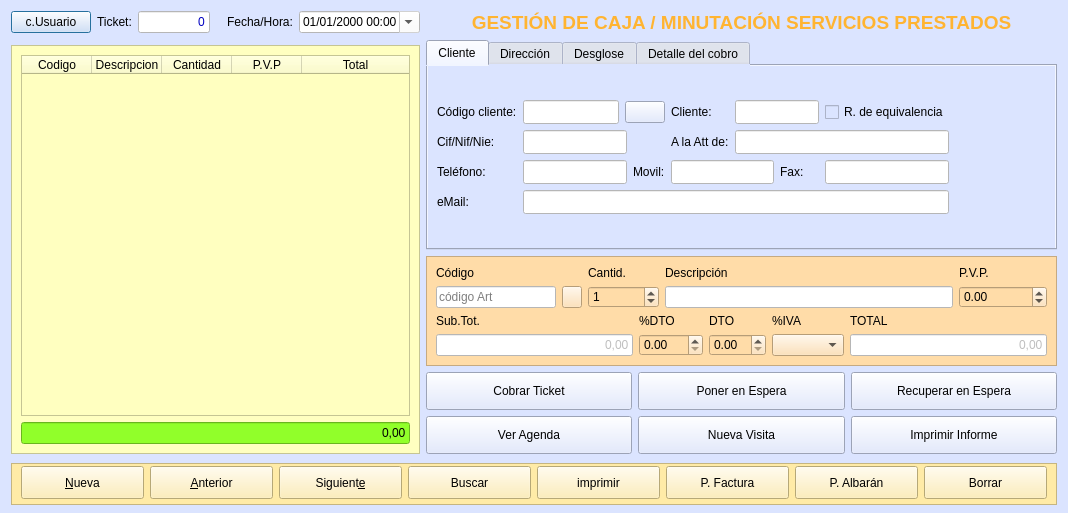
Qt form TPV/frmcajaminuta.ui (arcnexus/RedFoX) before a commit.
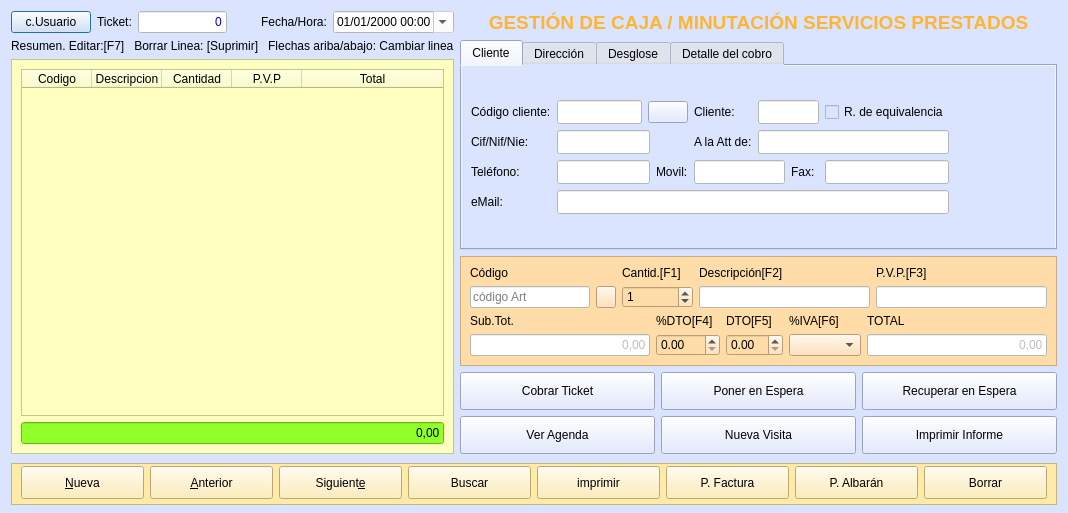
The same form after that commit. Icons and pictures are not drawn.

Commit message: LineEdit double validator y formateador de texto

What changed in the file:
```diff
--- a/TPV/frmcajaminuta.ui
+++ b/TPV/frmcajaminuta.ui
@@ -1609,14 +1609,14 @@
           <item row="0" column="1">
            <widget class="QLabel" name="label_54">
             <property name="text">
-             <string>%DTO</string>
+             <string>%DTO[F4]</string>
             </property>
            </widget>
           </item>
           <item row="0" column="2">
            <widget class="QLabel" name="label_50">
             <property name="text">
-             <string>DTO</string>
+             <string>DTO[F5]</string>
             </property>
            </widget>
           </item>
@@ -1656,7 +1656,7 @@
           <item row="0" column="3">
            <widget class="QLabel" name="label_66">
             <property name="text">
-             <string>%IVA</string>
+             <string>%IVA[F6]</string>
             </property>
            </widget>
           </item>
@@ -1677,10 +1677,17 @@
         </item>
         <item row="0" column="0">
          <layout class="QGridLayout" name="gridLayout_4">
+          <item row="2" column="4">
+           <widget class="QLineEdit" name="txtPVPArticulo">
+            <property name="styleSheet">
+             <string notr="true">background-color: rgb(255, 255, 255);</string>
+            </property>
+           </widget>
+          </item>
           <item row="1" column="4">
            <widget class="QLabel" name="label_52">
             <property name="text">
-             <string>P.V.P.</string>
+             <string>P.V.P.[F3]</string>
             </property>
            </widget>
           </item>
@@ -1752,14 +1759,14 @@
           <item row="1" column="3">
            <widget class="QLabel" name="label_51">
             <property name="text">
-             <string>Descripción</string>
+             <string>Descripción[F2]</string>
             </property>
            </widget>
           </item>
           <item row="1" column="2">
            <widget class="QLabel" name="label_49">
             <property name="text">
-             <string>Cantid.</string>
+             <string>Cantid.[F1]</string>
             </property>
            </widget>
           </item>
@@ -1776,19 +1783,6 @@
             </property>
            </widget>
           </item>
-          <item row="2" column="4">
-           <widget class="QDoubleSpinBox" name="txtPVPArticulo">
-            <property name="suffix">
-             <string/>
-            </property>
-            <property name="minimum">
-             <double>-999999999.000000000000000</double>
-            </property>
-            <property name="maximum">
-             <double>999999999.000000000000000</double>
-            </property>
-           </widget>
-          </item>
          </layout>
         </item>
        </layout>
@@ -2182,6 +2176,13 @@
      </layout>
     </widget>
    </item>
+   <item row="1" column="0" colspan="6">
+    <widget class="QLabel" name="label_19">
+     <property name="text">
+      <string>Resumen. Editar:[F7]   Borrar Linea: [Suprimir]   Flechas ariba/abajo: Cambiar linea</string>
+     </property>
+    </widget>
+   </item>
   </layout>
  </widget>
  <tabstops>
```
Left out of the diff: 1 changed line with no effect on the pictures. The commit also changes 13 other files.
